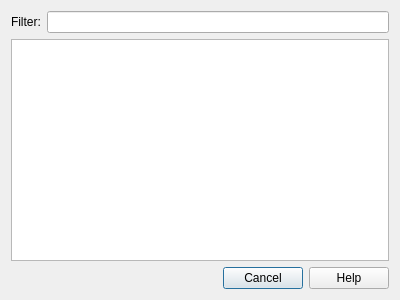
This is qt/aqt/forms/studydeck.ui in ankitects/anki as Qt 5 draws it before an edit. The edited form follows.
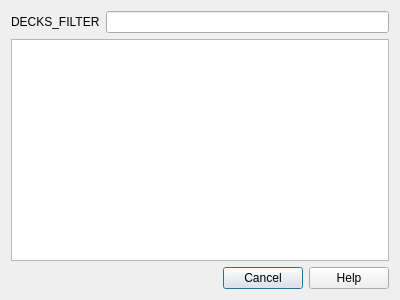
This is the edited form.

The edit to the form file:
```diff
--- a/qt/aqt/forms/studydeck.ui
+++ b/qt/aqt/forms/studydeck.ui
@@ -19,7 +19,7 @@
      <item>
       <widget class="QLabel" name="label">
        <property name="text">
-        <string>Filter:</string>
+        <string>DECKS_FILTER</string>
        </property>
       </widget>
      </item>
```
Left out of the diff: 2 changed lines with no effect on the pictures.
